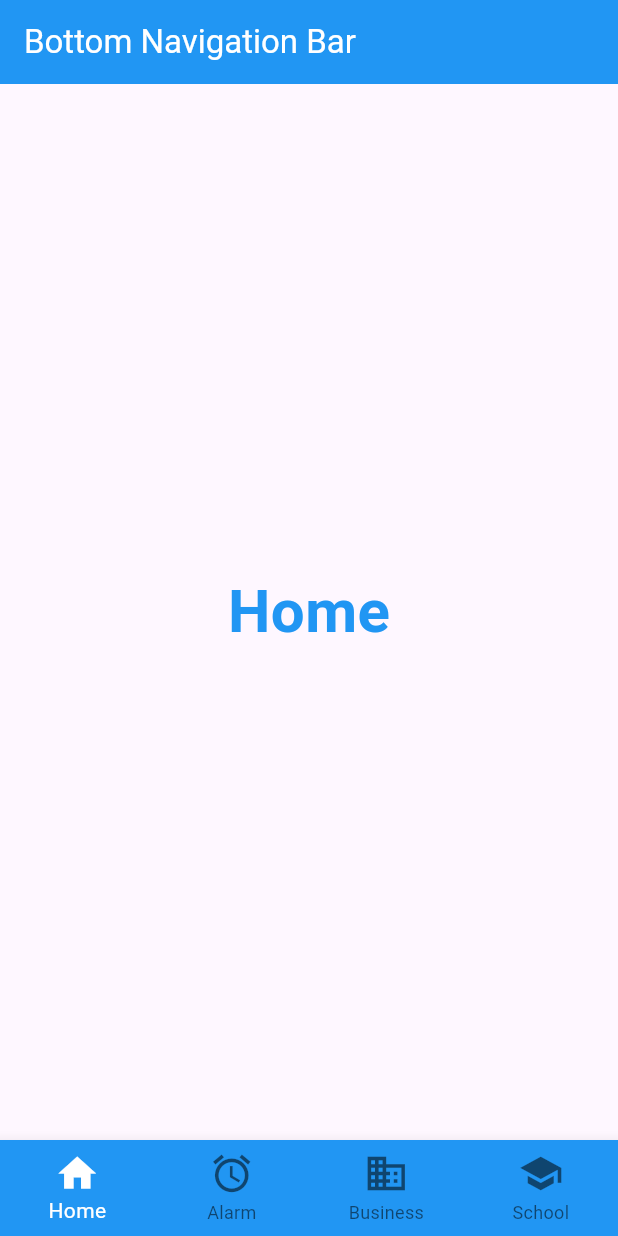
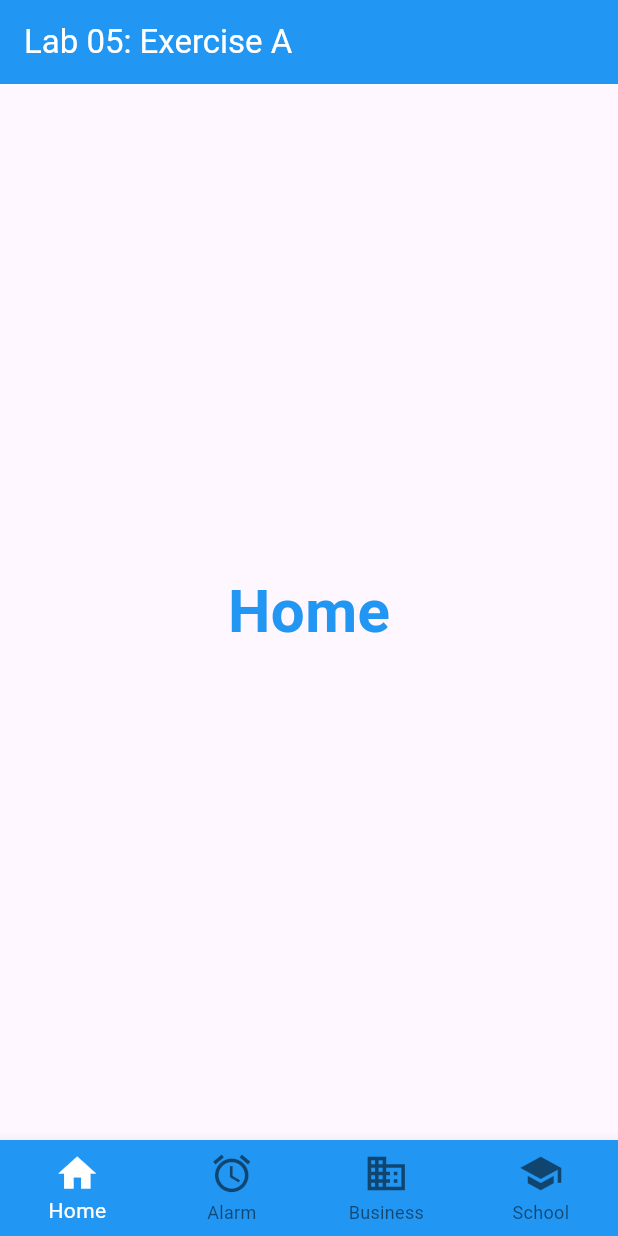
Before and after one commit to shelsynicholas05-stack/TMA3084_G02_102958_Lab05_Lesson07, a Flutter app: the screen it shows after launch, on a phone screen of 412 x 824 dp. Run offline on Flutter 3.47's test engine with Material 3 defaults, Android fonts, the phone set to English and light mode, and no system bars.

Commit message:
Change AppBar title on main

```diff
--- a/Part1/lib/main.dart
+++ b/Part1/lib/main.dart
@@ -40,7 +40,7 @@ class _BottomNavLabState extends State<BottomNavLab> {
   Widget build(BuildContext context) {
     return Scaffold(
       appBar: AppBar(
-        title: const Text('Bottom Navigation Bar'),
+        title: const Text('Lab 05: Exercise A'),
         backgroundColor: Colors.blue,
         foregroundColor: Colors.white,
       ),
```
